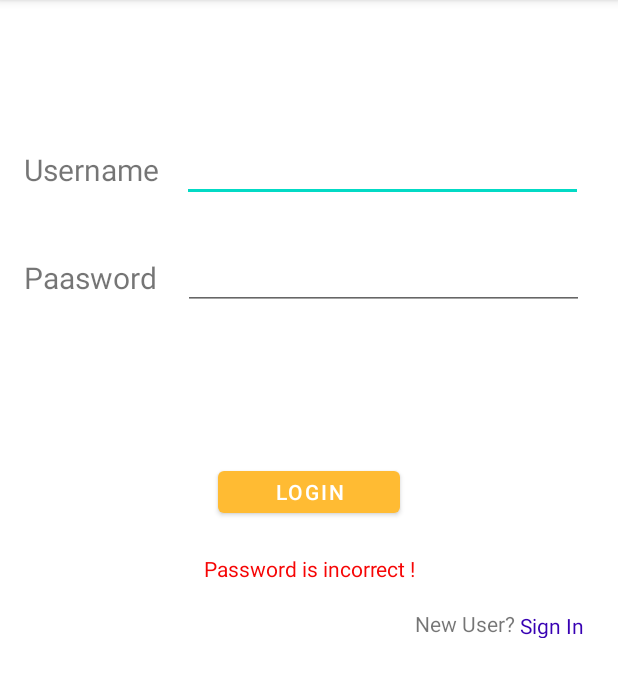
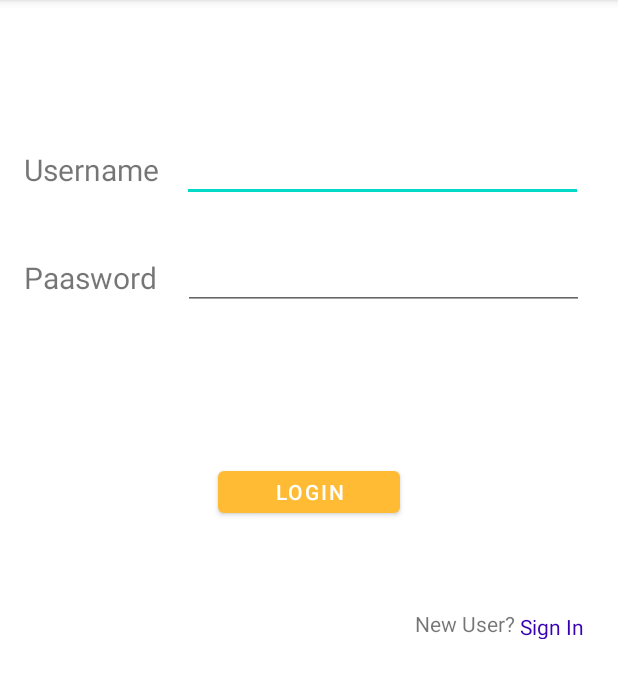
Before and after one commit to aashish2604/TicTacToe, an Android app: the screen it shows after launch (MainActivity), after a tap on "LOGIN", on a phone screen of 412 x 824 dp, the part 84-782 px from its top. Run offline under Robolectric (Android 15) with nearby library versions, the phone set to English and light mode, and no system bars.

```diff
--- a/app/src/main/java/com/example/tictactoe/MainActivity.java
+++ b/app/src/main/java/com/example/tictactoe/MainActivity.java
@@ -8,35 +8,47 @@ import android.view.View;
 import android.widget.Button;
 import android.widget.EditText;
 import android.widget.TextView;
+import android.widget.Toast;
 
 public class MainActivity extends AppCompatActivity {
     private EditText username;
     private EditText password;
     private Button login;
     private TextView message;
+    private String sampleuid = "Admin";
+    private String sampass = "12345";
+
     @Override
     protected void onCreate(Bundle savedInstanceState) {
         super.onCreate(savedInstanceState);
         setContentView(R.layout.activity_main);
         username = (EditText)findViewById(R.id.euid);
         password = (EditText)findViewById(R.id.epass);
-        login = (Button) findViewById(R.id.but);
+        login = (Button)findViewById(R.id.but);
         message =(TextView)findViewById(R.id.emsg);
         login.setOnClickListener(new View.OnClickListener() {
             @Override
-            public void onClick(View view) {
-                validate(username.getText().toString(), password.getText().toString());
+            public void onClick(View v) {
+                String inputname = username.getText().toString();
+                String inputpassword = password.getText().toString();
+                if(inputname.isEmpty() || inputpassword.isEmpty()){
+                    Toast.makeText(MainActivity.this,"Please enter the credentials",Toast.LENGTH_SHORT).show();
+                }
+                else
+                validate(inputname ,inputpassword);
             }
         });
     }
     private void validate(String uid,String pass){
         message.setVisibility(View.GONE);
-        if((uid == "Admin")&& (pass == "1234")) {
+        if((uid.equals(sampleuid)) && (pass.equals(sampass))) {
             Intent intent = new Intent(MainActivity.this, SecondActivity.class);
             startActivity(intent);
+            Toast.makeText(MainActivity.this,"Login successful",Toast.LENGTH_SHORT).show();
         }
         else{
             message.setVisibility(View.VISIBLE);
+
         }
     }
 }
--- a/app/src/main/res/layout/activity_main.xml
+++ b/app/src/main/res/layout/activity_main.xml
@@ -94,8 +94,8 @@
         app:layout_constraintEnd_toEndOf="parent"
         app:layout_constraintHorizontal_bias="0.0"
         app:layout_constraintStart_toEndOf="@+id/textView4"
-        app:layout_constraintTop_toTopOf="@+id/textView4"
-        app:layout_constraintVertical_bias="0.003" />
+        app:layout_constraintTop_toBottomOf="@+id/epass"
+        app:layout_constraintVertical_bias="0.371" />
 
     <TextView
         android:id="@+id/emsg"
@@ -109,6 +109,6 @@
         app:layout_constraintHorizontal_bias="0.541"
         app:layout_constraintStart_toStartOf="parent"
         app:layout_constraintTop_toBottomOf="@+id/but"
-        app:layout_constraintVertical_bias="0.052" />
+        app:layout_constraintVertical_bias="0.026" />
 
 </androidx.constraintlayout.widget.ConstraintLayout>
```
Also changed, not shown: app/src/main/res/layout/activity_second.xml (+7 -0 lines).
